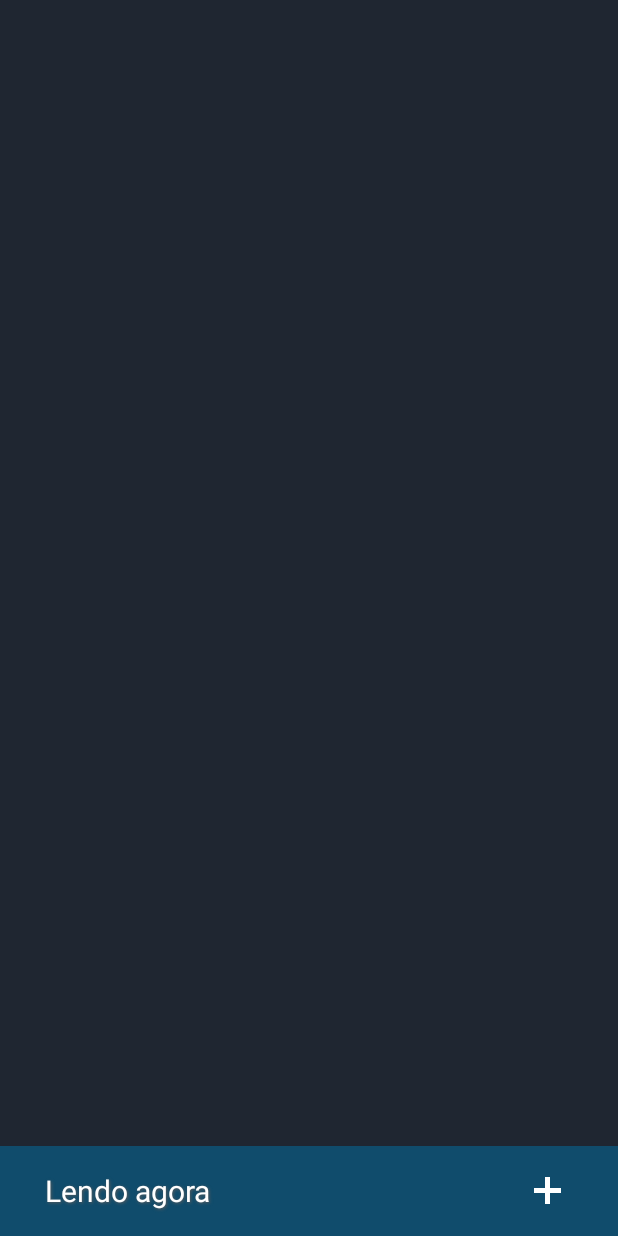
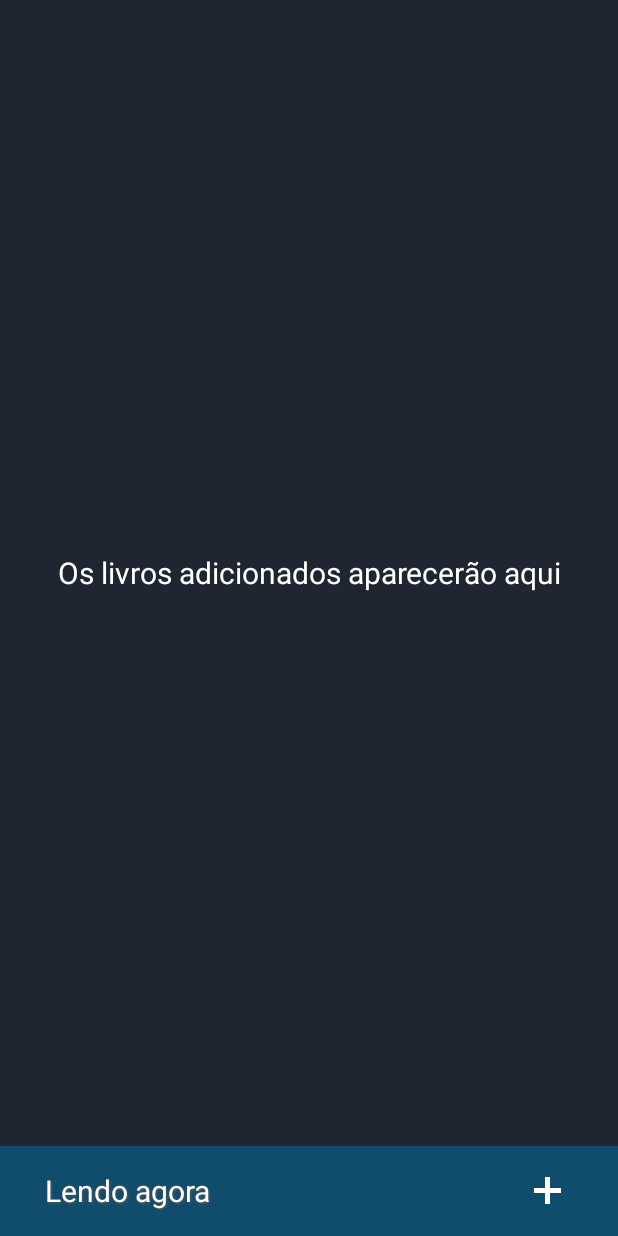
Before and after one commit to VictoriaCMoraes/PdfView, an Android app: the screen it shows after launch (MainActivity), on a phone screen of 412 x 824 dp. Run offline under Robolectric (Android 15) with nearby library versions, the phone set to English and light mode, and no system bars; our stand-ins replace Room's generated code; libraries missing offline, so code that uses them is left out: com.itextpdf.text.

Commit message:
telas de vazio e loading

```diff
--- a/app/src/main/java/com/adenabrasil/pdfview/MainActivity.java
+++ b/app/src/main/java/com/adenabrasil/pdfview/MainActivity.java
@@ -21,8 +21,8 @@ import android.os.ParcelFileDescriptor;
 import android.provider.OpenableColumns;
 import android.util.Log;
 import android.widget.Button;
-import android.widget.ProgressBar;
-import android.widget.SeekBar;
+import android.widget.LinearLayout;
+import android.widget.TextView;
 import android.widget.Toast;
 import android.view.View;
 
@@ -48,9 +48,9 @@ public class MainActivity extends AppCompatActivity {
     private AppDatabase db;
     private final ExecutorService executor = Executors.newSingleThreadExecutor();
     private final Handler handler = new Handler(Looper.getMainLooper());
-    private ProgressBar progressBar;
     private RecyclerView recyclerViewPdf;
-
+    private LinearLayout loadingLayout;
+    private TextView textViewEmpty;
     @Override
     protected void onCreate(Bundle savedInstanceState) {
         super.onCreate(savedInstanceState);
@@ -79,7 +79,8 @@ public class MainActivity extends AppCompatActivity {
         recyclerViewPdf.setAdapter(pdfAdapter);
         Button buttonOpenPdf = findViewById(R.id.buttonOpenPdf);
         buttonOpenPdf.setOnClickListener(v -> mGetContent.launch("application/pdf"));
-        progressBar = findViewById(R.id.progressBar);
+        loadingLayout = findViewById(R.id.loadingLayout);
+        textViewEmpty = findViewById(R.id.textViewEmpty);
     }
 
     private void loadPdfContentsFromDatabase() {
@@ -97,7 +98,15 @@ public class MainActivity extends AppCompatActivity {
             Collections.reverse(pdfScrollPosition);
             Collections.reverse(pdfWebViewHeight);
 
-            handler.post(() -> pdfAdapter.notifyDataSetChanged());
+            handler.post(() -> {
+                pdfAdapter.notifyDataSetChanged();
+                // Verifica se a lista está vazia e mostra textViewEmpty, se necessário
+                if (pdfNames.isEmpty()) {
+                    textViewEmpty.setVisibility(View.VISIBLE);
+                } else {
+                    textViewEmpty.setVisibility(View.GONE);
+                }
+            });
         });
     }
 
@@ -142,6 +151,15 @@ public class MainActivity extends AppCompatActivity {
                                     imageFile.delete();
                                 }
                             }
+                            // Use um Handler para postar as operações na thread principal
+                            handler.post(() -> {
+                                if (pdfNames.isEmpty()) {
+                                    textViewEmpty.setVisibility(View.VISIBLE);
+                                } else {
+                                    textViewEmpty.setVisibility(View.GONE);
+                                }
+                                pdfAdapter.notifyDataSetChanged();
+                            });
                         });
                     }
                 };
@@ -184,11 +202,11 @@ public class MainActivity extends AppCompatActivity {
     }
 
     private void showLoading() {
-        progressBar.setVisibility(View.VISIBLE);
+        loadingLayout.setVisibility(View.VISIBLE);
     }
 
     private void hideLoading() {
-        progressBar.setVisibility(View.GONE);
+        loadingLayout.setVisibility(View.GONE);
     }
 
     private void processPdfContent(Uri uri, String pdfName) {
@@ -260,6 +278,11 @@ public class MainActivity extends AppCompatActivity {
                         pdfScrollPosition.add(0, 0); // Defina a posição de rolagem inicial como 0
                         pdfWebViewHeight.add(0, 0);
                         pdfAdapter.notifyItemInserted(0);
+                        if (pdfNames.isEmpty()) {
+                            textViewEmpty.setVisibility(View.VISIBLE);
+                        } else {
+                            textViewEmpty.setVisibility(View.GONE);
+                        }
                         hideLoading();
                     });
                 }
--- a/app/src/main/res/layout/activity_main.xml
+++ b/app/src/main/res/layout/activity_main.xml
@@ -15,25 +15,13 @@
         android:layout_marginTop="5dp"
         android:layout_marginEnd="5dp"
         android:layout_marginBottom="65dp"
+        android:background="@color/item_background"
         app:layout_constraintBottom_toBottomOf="parent"
         app:layout_constraintEnd_toEndOf="parent"
         app:layout_constraintHorizontal_bias="1.0"
         app:layout_constraintStart_toStartOf="parent"
         app:layout_constraintTop_toTopOf="parent"
         app:layout_constraintVertical_bias="1.0" />
-
-    <ProgressBar
-        android:id="@+id/progressBar"
-        style="?android:attr/progressBarStyleLarge"
-        android:layout_width="wrap_content"
-        android:layout_height="wrap_content"
-        android:layout_gravity="center"
-        android:indeterminate="true"
-        android:visibility="gone"
-        app:layout_constraintBottom_toBottomOf="parent"
-        app:layout_constraintEnd_toEndOf="parent"
-        app:layout_constraintStart_toStartOf="parent"
-        app:layout_constraintTop_toTopOf="parent" />
 
     <TextView
         android:id="@+id/textView"
@@ -42,13 +30,13 @@
         android:background="@color/bottom_bar"
         android:gravity="center_vertical"
         android:paddingStart="30dp"
-        android:text="Lendo agora"
-        android:textColor="@color/white"
-        android:textSize="20sp"
         android:shadowColor="#5C5C5C"
         android:shadowDx="0.5"
         android:shadowDy="0.5"
         android:shadowRadius="2"
+        android:text="Lendo agora"
+        android:textColor="@color/white"
+        android:textSize="20sp"
         app:layout_constraintBottom_toBottomOf="parent"
         app:layout_constraintEnd_toEndOf="parent"
         app:layout_constraintHorizontal_bias="0.0"
@@ -70,4 +58,55 @@
         app:layout_constraintBottom_toBottomOf="parent"
         app:layout_constraintEnd_toEndOf="parent" />
 
+    <TextView
+        android:id="@+id/textViewEmpty"
+        android:layout_width="match_parent"
+        android:layout_height="match_parent"
+        android:orientation="vertical"
+        android:gravity="center"
+        android:layout_marginBottom="60dp"
+        android:background="@color/item_background"
+        android:visibility="gone"
+        android:textAlignment="center"
+        android:textSize="20sp"
+        android:textColor="@color/white"
+        android:text="Os livros adicionados aparecerão aqui"
+        app:layout_constraintBottom_toBottomOf="parent"
+        app:layout_constraintEnd_toEndOf="parent"
+        app:layout_constraintStart_toStartOf="parent"
+        app:layout_constraintTop_toTopOf="parent"/>
+
+    <LinearLayout
+        android:id="@+id/loadingLayout"
+        android:layout_width="match_parent"
+        android:layout_height="match_parent"
+        android:orientation="vertical"
+        android:gravity="center"
+        android:layout_marginBottom="60dp"
+        android:background="@color/item_background"
+        android:visibility="gone"
+        app:layout_constraintBottom_toBottomOf="parent"
+        app:layout_constraintEnd_toEndOf="parent"
+        app:layout_constraintStart_toStartOf="parent"
+        app:layout_constraintTop_toTopOf="parent" >
+
+        <TextView
+            android:id="@+id/textViewMessage"
+            android:layout_width="wrap_content"
+            android:layout_height="wrap_content"
+            android:textAlignment="center"
+            android:textSize="20sp"
+            android:textColor="@color/white"
+            android:gravity="center"
+            android:text="Fazendo o download do arquivo"/>
+
+        <ProgressBar
+            android:id="@+id/progressBar"
+            style="?android:attr/progressBarStyleLarge"
+            android:layout_width="wrap_content"
+            android:layout_height="wrap_content"
+            android:layout_gravity="center"
+            android:indeterminate="true" />
+    </LinearLayout>
+
 </androidx.constraintlayout.widget.ConstraintLayout>
```
